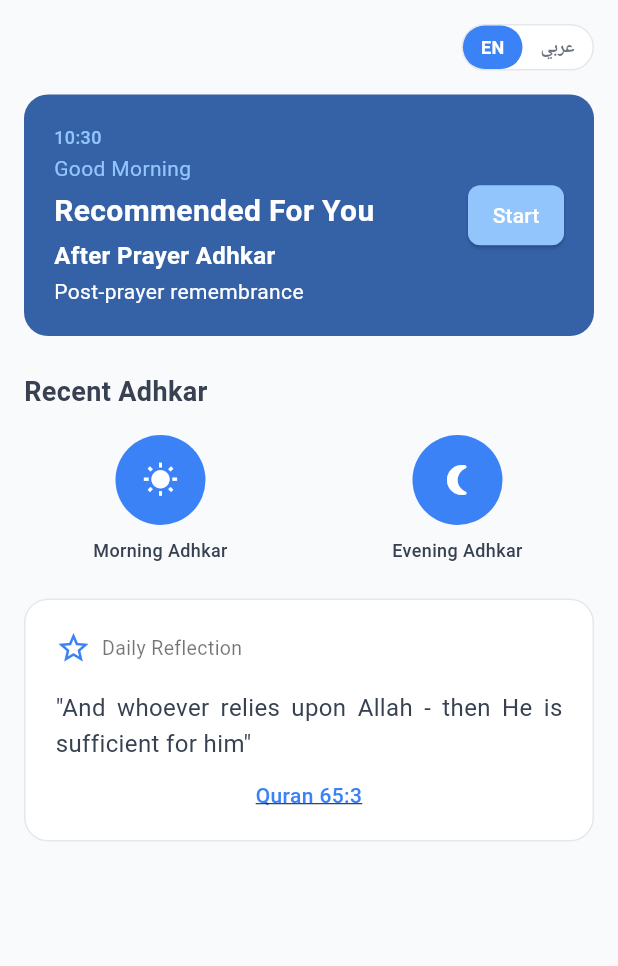
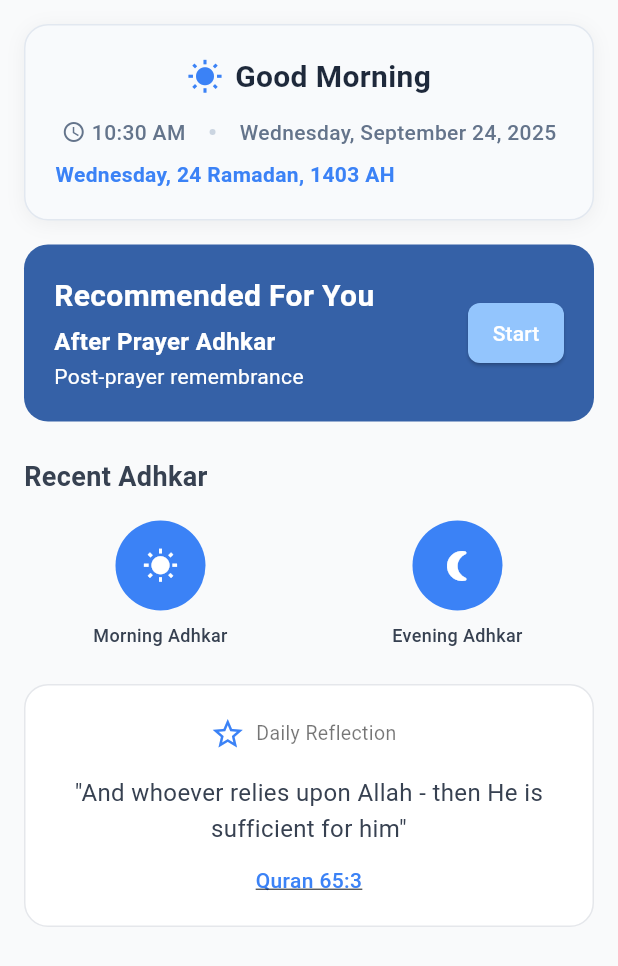
Before and after one commit to ALI-ALASBAHi/al-adhkar-application-, a Flutter app: the HomeScreen widget shown alone on an empty page, opened directly, on a phone screen of 412 x 824 dp. Shown: the top 966 px of the screen. Run offline on Flutter 3.47's test engine with Material 3 defaults, Android fonts, the phone set to English and light mode, and no system bars.

Commit message:
I added a greeting container and date.

```diff
--- a/lib/screens/home_screen.dart
+++ b/lib/screens/home_screen.dart
@@ -2,6 +2,7 @@ import 'package:flutter/material.dart';
 import 'dart:async';
 import 'dart:math';
 import 'package:provider/provider.dart';
+import 'package:intl/intl.dart';
 import '../services/language_service.dart';
 import '../models/adhkar_data.dart';
 import '../services/recent_service.dart';
@@ -112,10 +113,162 @@ class _HomeScreenState extends State<HomeScreen> {
     });
   }
 
-  /// Gets current time formatted for display
-  String _getCurrentTime() {
+  /// Gets current time formatted for display with language support
+  String _getCurrentTime(LanguageService languageService) {
     final now = DateTime.now();
-    return '${now.hour.toString().padLeft(2, '0')}:${now.minute.toString().padLeft(2, '0')}';
+    final timeString =
+        '${now.hour.toString().padLeft(2, '0')}:${now.minute.toString().padLeft(2, '0')}';
+    return _convertToArabicNumbers(timeString, languageService);
+  }
+
+  /// Gets current AM/PM indicator with language support
+  String _getAmPm(LanguageService languageService) {
+    final now = DateTime.now();
+    if (languageService.isArabic) {
+      return now.hour >= 12 ? 'م' : 'ص';
+    } else {
+      return now.hour >= 12 ? 'PM' : 'AM';
+    }
+  }
+
+  /// Converts numbers to Arabic numerals if language is Arabic
+  String _convertToArabicNumbers(String text, LanguageService languageService) {
+    if (!languageService.isArabic) return text;
+
+    return text
+        .replaceAll('0', '٠')
+        .replaceAll('1', '١')
+        .replaceAll('2', '٢')
+        .replaceAll('3', '٣')
+        .replaceAll('4', '٤')
+        .replaceAll('5', '٥')
+        .replaceAll('6', '٦')
+        .replaceAll('7', '٧')
+        .replaceAll('8', '٨')
+        .replaceAll('9', '٩');
+  }
+
+  /// Gets current Gregorian date formatted for display with language support
+  String _getGregorianDate(LanguageService languageService) {
+    final now = DateTime.now();
+
+    if (languageService.isArabic) {
+      final weekdays = [
+        'الاثنين',
+        'الثلاثاء',
+        'الأربعاء',
+        'الخميس',
+        'الجمعة',
+        'السبت',
+        'الأحد',
+      ];
+      final months = [
+        'يناير',
+        'فبراير',
+        'مارس',
+        'أبريل',
+        'مايو',
+        'يونيو',
+        'يوليو',
+        'أغسطس',
+        'سبتمبر',
+        'أكتوبر',
+        'نوفمبر',
+        'ديسمبر',
+      ];
+
+      final weekday = weekdays[now.weekday - 1];
+      final month = months[now.month - 1];
+      final dateString = '$weekday، $month ${now.day}، ${now.year}';
+      return _convertToArabicNumbers(dateString, languageService);
+    } else {
+      return DateFormat('EEEE, MMMM d, yyyy').format(now);
+    }
+  }
+
+  /// Simple Hijri date conversion (approximate) with language support
+  String _getHijriDate(LanguageService languageService) {
+    final now = DateTime.now();
+    // Simple approximation: Hijri year is roughly 622 years behind Gregorian
+    // This is a basic implementation - for production use a proper Hijri library
+    final hijriYear = now.year - 622;
+    final hijriMonth = now.month;
+    final hijriDay = now.day;
+
+    if (languageService.isArabic) {
+      final weekdays = [
+        'الاثنين',
+        'الثلاثاء',
+        'الأربعاء',
+        'الخميس',
+        'الجمعة',
+        'السبت',
+        'الأحد',
+      ];
+      final months = [
+        'محرم',
+        'صفر',
+        'ربيع الأول',
+        'ربيع الثاني',
+        'جمادى الأولى',
+        'جمادى الثانية',
+        'رجب',
+        'شعبان',
+        'رمضان',
+        'شوال',
+        'ذو القعدة',
+        'ذو الحجة',
+      ];
+
+      final weekday = weekdays[now.weekday - 1];
+      final month = months[hijriMonth - 1];
+      final dateString = '$weekday، $hijriDay $month، $hijriYear هـ';
+      return _convertToArabicNumbers(dateString, languageService);
+    } else {
+      final weekdays = [
+        'Monday',
+        'Tuesday',
+        'Wednesday',
+        'Thursday',
+        'Friday',
+        'Saturday',
+        'Sunday',
+      ];
+      final months = [
+        'Muharram',
+        'Safar',
+        'Rabi\' al-awwal',
+        'Rabi\' al-thani',
+        'Jumada al-awwal',
+        'Jumada al-thani',
+        'Rajab',
+        'Sha\'ban',
+        'Ramadan',
+        'Shawwal',
+        'Dhu al-Qi\'dah',
+        'Dhu al-Hijjah',
+      ];
+
+      final weekday = weekdays[now.weekday - 1];
+      final month = months[hijriMonth - 1];
+      return '$weekday, $hijriDay $month, $hijriYear AH';
+    }
+  }
+
+  /// Gets appropriate time-based icon
+  IconData _getTimeBasedIcon() {
+    final now = DateTime.now();
+    final hour = now.hour;
+
+    if (hour >= 5 && hour < 12) {
+      return Icons.wb_sunny; // Morning sun
+    } else if (hour >= 12 && hour < 17) {
+      return Icons.wb_sunny_outlined; // Afternoon sun
+    } else if (hour >= 17 && hour < 21) {
+      return Icons.wb_twilight; // Evening
+    } else {
+      return Icons.nightlight_round; // Night moon
+    }
   }
 
   /// Gets time-based greeting using language service
@@ -219,8 +372,8 @@ class _HomeScreenState extends State<HomeScreen> {
           child: Column(
             crossAxisAlignment: CrossAxisAlignment.start,
             children: [
-              // Language toggle button
-              _buildLanguageToggle(languageService),
+              // Greeting container
+              _buildGreetingContainer(languageService),
               const SizedBox(height: 16),
               _buildRecommendedCard(languageService),
               const SizedBox(height: 24),
@@ -247,111 +400,115 @@ class _HomeScreenState extends State<HomeScreen> {
     );
   }
 
-  /// Language toggle button
-  Widget _buildLanguageToggle(LanguageService languageService) {
-    return Row(
-      mainAxisAlignment:
-          languageService.isRTL
-              ? MainAxisAlignment.start
-              : MainAxisAlignment.end,
-      children: [
-        Container(
-          decoration: BoxDecoration(
-            color: Colors.white,
-            borderRadius: BorderRadius.circular(20),
-            border: Border.all(color: const Color(0xFFE5E7EB)),
+  /// Greeting container with time, date, and Hijri date
+  Widget _buildGreetingContainer(LanguageService languageService) {
+    final greeting = _getTimeBasedGreeting(languageService);
+    final timeIcon = _getTimeBasedIcon();
+
+    return Container(
+      width: double.infinity,
+      padding: const EdgeInsets.all(20),
+      decoration: BoxDecoration(
+        color: const Color(0xFFF8FAFC),
+        borderRadius: BorderRadius.circular(16),
+        border: Border.all(color: const Color(0xFFE2E8F0)),
+        boxShadow: [
+          BoxShadow(
+            color: Colors.black.withOpacity(0.05),
+            blurRadius: 10,
+            offset: const Offset(0, 2),
           ),
-          child: Row(
-            mainAxisSize: MainAxisSize.min,
+        ],
+      ),
+      child: Column(
+        crossAxisAlignment: CrossAxisAlignment.start,
+        children: [
+          // Greeting with icon
+          Row(
+            mainAxisAlignment: MainAxisAlignment.center,
             children: [
-              GestureDetector(
-                onTap: () {
-                  if (!languageService.isArabic) return; // already EN
-                  setState(() {
-                    _isSwitchingLanguage = true;
-                  });
-                  languageService.setLanguage(false);
-                  Future.delayed(const Duration(milliseconds: 350), () {
-                    if (!mounted) return;
-                    setState(() {
-                      _isSwitchingLanguage = false;
-                    });
-                  });
-                },
-                child: Container(
-                  padding: const EdgeInsets.symmetric(
-                    horizontal: 12,
-                    vertical: 6,
-                  ),
-                  decoration: BoxDecoration(
-                    color:
-                        languageService.isArabic
-                            ? Colors.transparent
-                            : const Color(0xFF3B82F6),
-                    borderRadius: BorderRadius.circular(16),
-                  ),
-                  child: Text(
-                    'EN',
-                    style: TextStyle(
-                      color:
-                          languageService.isArabic
-                              ? const Color(0xFF6B7280)
-                              : Colors.white,
-                      fontSize: 12,
-                      fontWeight: FontWeight.w600,
-                    ),
-                  ),
-                ),
-              ),
-              GestureDetector(
-                onTap: () {
-                  if (languageService.isArabic) return; // already AR
-                  setState(() {
-                    _isSwitchingLanguage = true;
-                  });
-                  languageService.setLanguage(true);
-                  Future.delayed(const Duration(milliseconds: 350), () {
-                    if (!mounted) return;
-                    setState(() {
-                      _isSwitchingLanguage = false;
-                    });
-                  });
-                },
-                child: Container(
-                  padding: const EdgeInsets.symmetric(
-                    horizontal: 12,
-                    vertical: 6,
-                  ),
-                  decoration: BoxDecoration(
-                    color:
-                        languageService.isArabic
-                            ? const Color(0xFF3B82F6)
-                            : Colors.transparent,
-                    borderRadius: BorderRadius.circular(16),
-                  ),
-                  child: Text(
-                    'عربي',
-                    style: TextStyle(
-                      color:
-                          languageService.isArabic
-                              ? Colors.white
-                              : const Color(0xFF6B7280),
-                      fontSize: 12,
-                      fontWeight: FontWeight.w600,
-                    ),
-                  ),
+              Icon(timeIcon, color: const Color(0xFF3B82F6), size: 24),
+              const SizedBox(width: 8),
+              Text(
+                greeting,
+                style: const TextStyle(
+                  color: Color(0xFF1E293B),
+                  fontSize: 20,
+                  fontWeight: FontWeight.bold,
                 ),
               ),
             ],
           ),
-        ),
-      ],
+          const SizedBox(height: 12),
+
+          // Time and date row
+          Row(
+            mainAxisAlignment: MainAxisAlignment.center,
+            children: [
+              // Time with clock icon
+              Row(
+                children: [
+                  const Icon(
+                    Icons.access_time,
+                    color: Color(0xFF64748B),
+                    size: 16,
+                  ),
+                  const SizedBox(width: 4),
+                  Text(
+                    '${_getCurrentTime(languageService)} ${_getAmPm(languageService)}',
+                    style: const TextStyle(
+                      color: Color(0xFF64748B),
+                      fontSize: 14,
+                      fontWeight: FontWeight.w500,
+                    ),
+                  ),
+                ],
+              ),
+              const SizedBox(width: 16),
+
+              // Separator dot
+              Container(
+                width: 4,
+                height: 4,
+                decoration: const BoxDecoration(
+                  color: Color(0xFFCBD5E1),
+                  shape: BoxShape.circle,
+                ),
+              ),
+              const SizedBox(width: 16),
+
+              // Gregorian date
+              Text(
+                _getGregorianDate(languageService),
+                style: const TextStyle(
+                  color: Color(0xFF64748B),
+                  fontSize: 14,
+                  fontWeight: FontWeight.w500,
+                ),
+              ),
+            ],
+          ),
+          const SizedBox(height: 8),
+
+          // Hijri date
+          const Spacer(),
+          Text(
+            _getHijriDate(languageService),
+            style: TextStyle(
+              color: const Color(0xFF3B82F6),
+              fontSize: 14,
+              fontWeight: FontWeight.w600,
+              fontFamily: languageService.isArabic ? 'Amiri' : null,
+            ),
+            textAlign: TextAlign.center,
+          ),
+        ],
+      ),
     );
   }
 
   /// Time-based recommendation card with Arabic support
   Widget _buildRecommendedCard(LanguageService languageService) {
-    final greeting = _getTimeBasedGreeting(languageService);
     final recommendation = _getRecommendedAdhkar(languageService);
 
     return Container(
@@ -367,25 +524,6 @@ class _HomeScreenState extends State<HomeScreen> {
             child: Column(
               crossAxisAlignment: CrossAxisAlignment.start,
               children: [
-                // Current time display
-                Text(
-                  _getCurrentTime(),
-                  style: const TextStyle(
-                    color: Color(0xFF93C5FD),
-                    fontSize: 12,
-                    fontWeight: FontWeight.w500,
-                  ),
-                ),
-                const SizedBox(height: 2),
-                // Time-based greeting
-                Text(
-                  greeting,
-                  style: const TextStyle(
-                    color: Color(0xFF93C5FD),
-                    fontSize: 14,
-                  ),
-                ),
-                const SizedBox(height: 4),
                 // Main recommendation title
                 Text(
                   languageService.t('recommended_for_you'),
@@ -561,6 +699,7 @@ class _HomeScreenState extends State<HomeScreen> {
         children: [
           // Row for icon + text
           Row(
+            mainAxisAlignment: MainAxisAlignment.center,
             children: [
               const Icon(
                 Icons.star_outline,
@@ -583,8 +722,7 @@ class _HomeScreenState extends State<HomeScreen> {
               height: 1.5,
               fontFamily: isArabic ? 'Amiri' : null,
             ),
-            textAlign: isArabic ? TextAlign.center : TextAlign.justify,
-            textDirection: isArabic ? TextDirection.rtl : TextDirection.ltr,
+            textAlign: TextAlign.center,
           ),
 
           const SizedBox(height: 12),
@@ -594,7 +732,11 @@ class _HomeScreenState extends State<HomeScreen> {
             onTap: () {
               ScaffoldMessenger.of(context).showSnackBar(
                 SnackBar(
-                  content: Text('Opening ${currentQuote['reference']}...'),
+                  content: Text(
+                    isArabic
+                        ? 'جاري فتح ${currentQuote['reference']}...'
+                        : 'Opening ${currentQuote['reference']}...',
+                  ),
                   behavior: SnackBarBehavior.floating,
                   backgroundColor: Colors.black,
                   margin: const EdgeInsets.only(left: 16, right: 16, top: 16),
--- a/pubspec.yaml
+++ b/pubspec.yaml
@@ -31,6 +31,7 @@ dependencies:
   flutter:
     sdk: flutter
   provider: ^6.1.2
+  intl: ^0.19.0
 
   # The following adds the Cupertino Icons font to your application.
   # Use with the CupertinoIcons class for iOS style icons.
```
Also changed, not shown: pubspec.lock, 2 other files.
